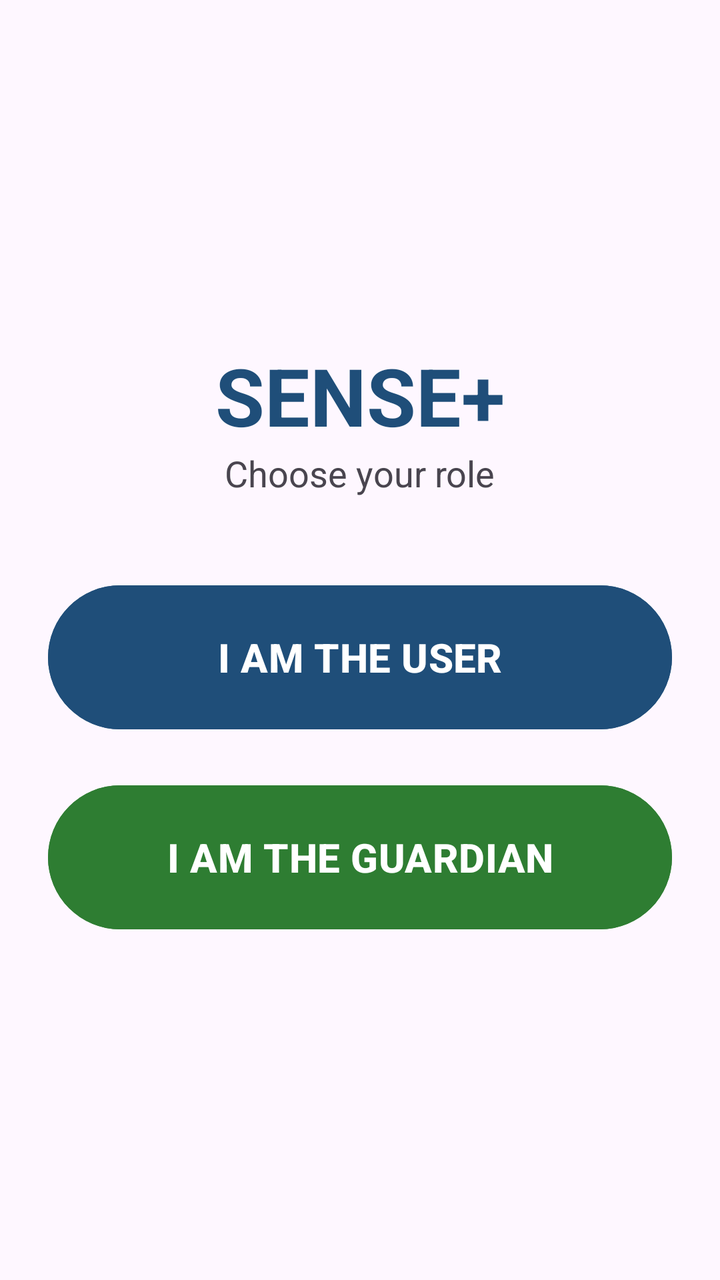
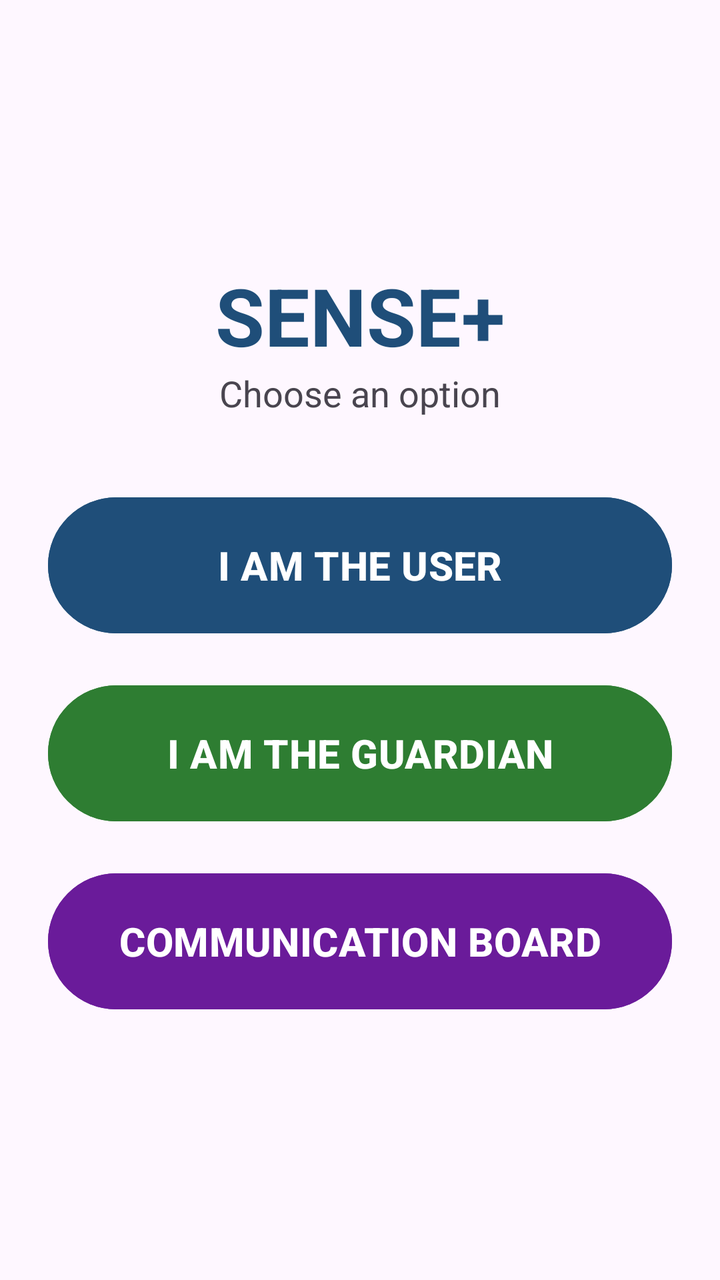

Two renders of the same Android screen: before a commit and after it. Below are the layout's source before the change and the commit's diff.
<!-- AndroidManifest.xml: application theme Theme.SENSE -->
<!-- res/layout/activity_home.xml -->
<?xml version="1.0" encoding="utf-8"?>
<LinearLayout xmlns:android="http://schemas.android.com/apk/res/android"
    android:layout_width="match_parent"
    android:layout_height="match_parent"
    android:orientation="vertical"
    android:gravity="center"
    android:padding="24dp">

    <TextView android:layout_width="wrap_content" android:layout_height="wrap_content"
        android:text="SENSE+" android:textSize="40sp" android:textStyle="bold" android:textColor="#1F4E79"/>

    <TextView android:layout_width="wrap_content" android:layout_height="wrap_content"
        android:text="Choose your role" android:textSize="18sp" android:paddingBottom="40dp"/>

    <Button android:id="@+id/btnUser" android:layout_width="match_parent" android:layout_height="wrap_content"
        android:minHeight="80dp" android:text="I AM THE USER" android:textSize="20sp" android:textStyle="bold"
        android:textColor="#FFFFFF" android:backgroundTint="#1F4E79" android:layout_marginBottom="20dp"/>

    <Button android:id="@+id/btnGuardian" android:layout_width="match_parent" android:layout_height="wrap_content"
        android:minHeight="80dp" android:text="I AM THE GUARDIAN" android:textSize="20sp" android:textStyle="bold"
        android:textColor="#FFFFFF" android:backgroundTint="#2E7D32"/>

</LinearLayout>
<!-- resources referenced by this layout -->
<resources>
  <style name="Theme.SENSE" parent="Base.Theme.SENSE" />
  <style name="Base.Theme.SENSE" parent="Theme.Material3.DayNight.NoActionBar">
          
          
      </style>
</resources>

<!-- the commit's change to res/layout/activity_home.xml (unified diff, before → after) -->
@@ -10,14 +10,18 @@
         android:text="SENSE+" android:textSize="40sp" android:textStyle="bold" android:textColor="#1F4E79"/>
 
     <TextView android:layout_width="wrap_content" android:layout_height="wrap_content"
-        android:text="Choose your role" android:textSize="18sp" android:paddingBottom="40dp"/>
+        android:text="Choose an option" android:textSize="18sp" android:paddingBottom="36dp"/>
 
     <Button android:id="@+id/btnUser" android:layout_width="match_parent" android:layout_height="wrap_content"
-        android:minHeight="80dp" android:text="I AM THE USER" android:textSize="20sp" android:textStyle="bold"
-        android:textColor="#FFFFFF" android:backgroundTint="#1F4E79" android:layout_marginBottom="20dp"/>
+        android:minHeight="76dp" android:text="I AM THE USER" android:textSize="20sp" android:textStyle="bold"
+        android:textColor="#FFFFFF" android:backgroundTint="#1F4E79" android:layout_marginBottom="18dp"/>
 
     <Button android:id="@+id/btnGuardian" android:layout_width="match_parent" android:layout_height="wrap_content"
-        android:minHeight="80dp" android:text="I AM THE GUARDIAN" android:textSize="20sp" android:textStyle="bold"
-        android:textColor="#FFFFFF" android:backgroundTint="#2E7D32"/>
+        android:minHeight="76dp" android:text="I AM THE GUARDIAN" android:textSize="20sp" android:textStyle="bold"
+        android:textColor="#FFFFFF" android:backgroundTint="#2E7D32" android:layout_marginBottom="18dp"/>
+
+    <Button android:id="@+id/btnComm" android:layout_width="match_parent" android:layout_height="wrap_content"
+        android:minHeight="76dp" android:text="COMMUNICATION BOARD" android:textSize="20sp" android:textStyle="bold"
+        android:textColor="#FFFFFF" android:backgroundTint="#6A1B9A"/>
 
 </LinearLayout>
